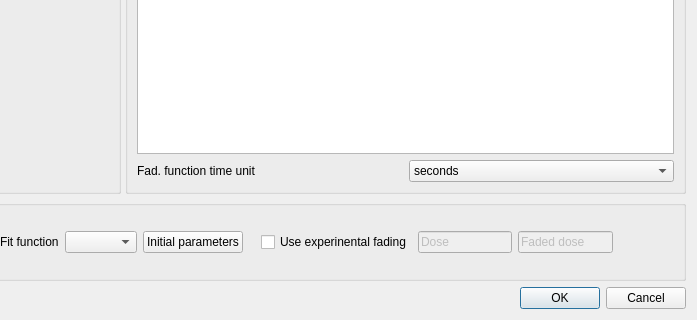
Before: the Qt Designer form src/calibration.ui in bulanek/alive, drawn with Qt 5; both pictures show x 747 to 1444 and y 367 to 687 of the 1444 by 687 pixel window.
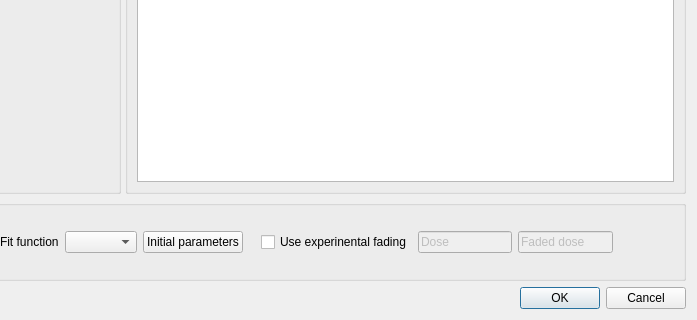
After: the same form once the commit is applied. Custom widgets are drawn as their Qt base class.

The edit to the form file:
```diff
--- a/src/calibration.ui
+++ b/src/calibration.ui
@@ -81,41 +81,6 @@
        <item row="0" column="0">
         <widget class="QTableWidget" name="tableWidget"/>
        </item>
-       <item row="1" column="0">
-        <layout class="QHBoxLayout" name="horizontalLayout_2">
-         <item>
-          <widget class="QLabel" name="label_16">
-           <property name="text">
-            <string>Fad. function time unit</string>
-           </property>
-          </widget>
-         </item>
-         <item>
-          <widget class="QComboBox" name="comboBox_2">
-           <item>
-            <property name="text">
-             <string>seconds</string>
-            </property>
-           </item>
-           <item>
-            <property name="text">
-             <string>minutes</string>
-            </property>
-           </item>
-           <item>
-            <property name="text">
-             <string>hours</string>
-            </property>
-           </item>
-           <item>
-            <property name="text">
-             <string>days</string>
-            </property>
-           </item>
-          </widget>
-         </item>
-        </layout>
-       </item>
       </layout>
      </widget>
     </widget>
```
